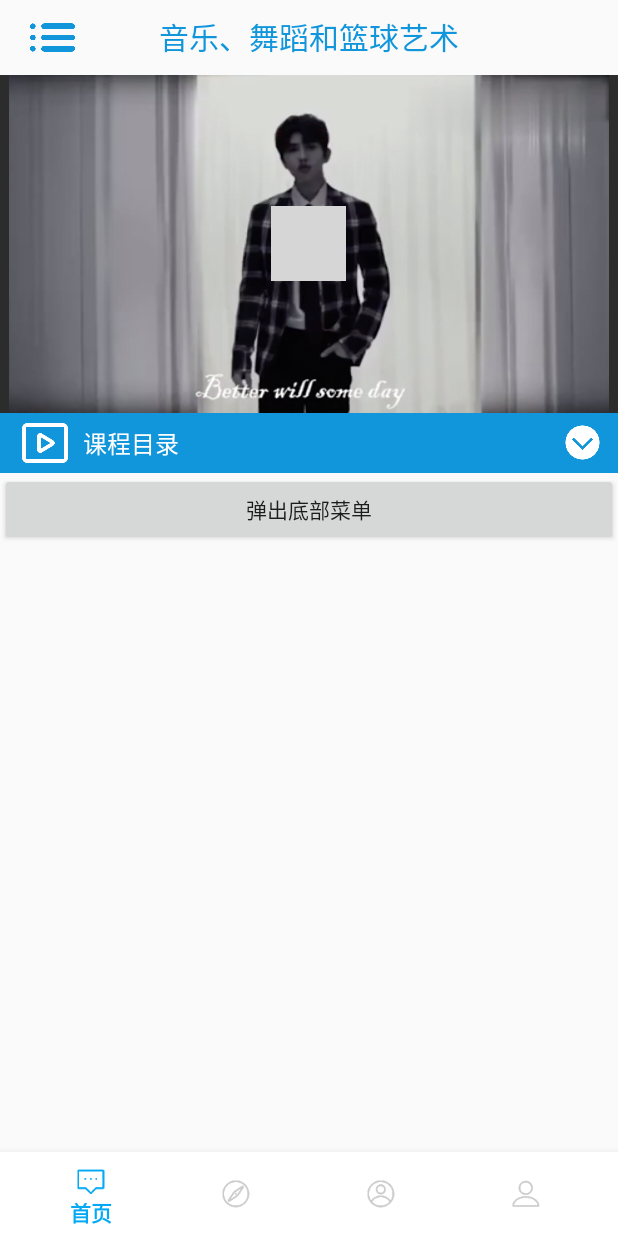
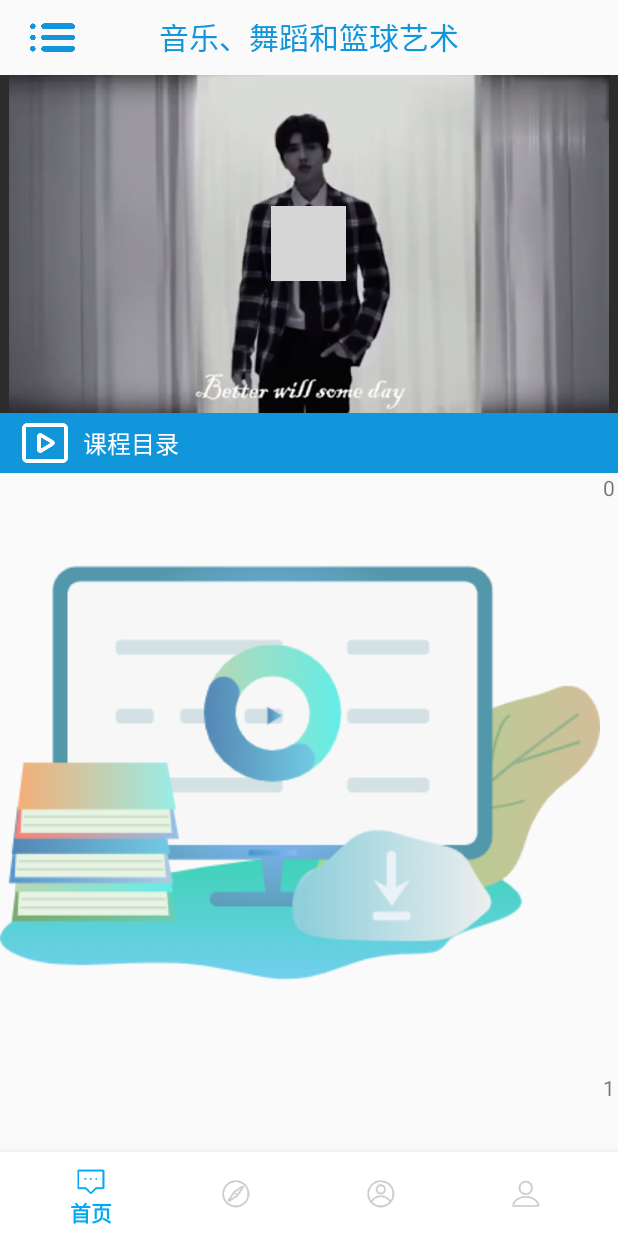
Before and after one commit to lovelinessmoe/Stydy_Android, an Android app: the fragment LearnFragment placed in its activity, on a phone screen of 412 x 824 dp. Run offline under Robolectric (Android 15) with nearby library versions, the phone set to English and light mode, and no system bars; libraries missing offline, so code that uses them is left out: com.bigkoo.convenientbanner; pictures from the network do not load; 8 statements that could not run were skipped; grey boxes are pictures that could not be loaded.

Commit message:
study1 course menu v2

```diff
--- /dev/null
+++ b/app/src/main/java/xyz/javaee/study/Adapter/LearnAdapter.java
@@ -0,0 +1,61 @@
+package xyz.javaee.study.Adapter;
+
+import android.content.Context;
+import android.view.LayoutInflater;
+import android.view.View;
+import android.view.ViewGroup;
+import android.widget.ImageView;
+import android.widget.TextView;
+
+import androidx.annotation.NonNull;
+import androidx.recyclerview.widget.RecyclerView;
+
+import java.util.List;
+
+import xyz.javaee.study.R;
+
+public class LearnAdapter extends RecyclerView.Adapter<LearnAdapter.ViewHolder> {
+
+    private Context context;
+    private int[] imgs;
+
+    public LearnAdapter() {
+    }
+
+    public LearnAdapter(Context context, int[] img) {
+        this.context = context;
+        this.imgs = img;
+    }
+
+    @NonNull
+    @Override
+    public LearnAdapter.ViewHolder onCreateViewHolder(@NonNull ViewGroup parent, int viewType) {
+        View view = LayoutInflater.from(parent.getContext()).inflate(R.layout.list_item_study,parent,false);
+        ViewHolder holder = new ViewHolder(view);
+        return holder;
+    }
+
+    @Override
+    public void onBindViewHolder(@NonNull LearnAdapter.ViewHolder holder, int position) {
+        holder.img.setImageResource(imgs[position]);
+        holder.name.setText(position+"");
+    }
+
+    @Override
+    public int getItemCount() {
+        return imgs.length;
+    }
+
+
+    static class ViewHolder extends RecyclerView.ViewHolder {
+        ImageView img;
+        TextView name;
+
+        public ViewHolder(View view) {
+            super(view);
+            img = (ImageView) view.findViewById(R.id.photo_item);
+            name = (TextView) view.findViewById(R.id.message_item);
+        }
+
+    }
+}
--- a/app/src/main/java/xyz/javaee/study/Fragment/LearnFragment.java
+++ b/app/src/main/java/xyz/javaee/study/Fragment/LearnFragment.java
@@ -11,6 +11,7 @@ import android.view.View;
 import android.view.ViewGroup;
 import android.view.WindowManager;
 import android.widget.Button;
+import android.widget.ImageButton;
 import android.widget.ImageView;
 import android.widget.PopupWindow;
 import android.widget.TextView;
@@ -25,6 +26,7 @@ import androidx.recyclerview.widget.RecyclerView;
 import java.util.ArrayList;
 import java.util.List;
 
+import xyz.javaee.study.Adapter.LearnAdapter;
 import xyz.javaee.study.R;
 
 public class LearnFragment extends Fragment {
@@ -32,8 +34,9 @@ public class LearnFragment extends Fragment {
     private View root;
     private RecyclerView rv_course;
     private List<Integer> Data;
+    private int[] img;
     private LearnAdapter learnAdapter;
-    private int [] img;
+
 
     //popwindow
     private LearnFragment context = null;
@@ -61,47 +64,12 @@ public class LearnFragment extends Fragment {
         };
     }
 
-    class LearnAdapter extends RecyclerView.Adapter<LearnAdapter.MyViewHolder> {
-        private final Context context;
-
-        public LearnAdapter(Context context) {
-            this.context = context;
-        }
-
-        @NonNull
-        @Override
-        public MyViewHolder onCreateViewHolder(@NonNull ViewGroup parent, int viewType) {
-            MyViewHolder holder = new MyViewHolder(LayoutInflater.from(context).inflate(R.layout.list_item_study,parent,false));
-            return holder;
-        }
-
-        @Override
-        public void onBindViewHolder(@NonNull MyViewHolder holder, int position) {
-            holder.tv.setText("测试"+Data.get(position).toString());
-            holder.iv.setImageResource(img[position]);
-        }
-
-        @Override
-        public int getItemCount() {
-            return 0;
-        }
-
-        class MyViewHolder extends RecyclerView.ViewHolder {
-            TextView tv;
-            ImageView iv;
-            public MyViewHolder(@NonNull View itemView) {
-                super(itemView);
-                tv = itemView.findViewById(R.id.photo_item);
-                iv = itemView.findViewById(R.id.message_item);
-            }
-        }
-    }
 
     View.OnClickListener popClick = new View.OnClickListener() {
         @Override
         public void onClick(View v) {
-            switch(v.getId()){
-                case R.id.pop_bottom_btn:{
+            switch (v.getId()) {
+                case R.id.catalogue: {
                     from = Location.BOTTOM.ordinal();
                     break;
                 }
@@ -113,7 +81,7 @@ public class LearnFragment extends Fragment {
         }
     };
 
-    class popupDismissListener implements PopupWindow.OnDismissListener{
+    class popupDismissListener implements PopupWindow.OnDismissListener {
 
         @Override
         public void onDismiss() {
@@ -122,14 +90,14 @@ public class LearnFragment extends Fragment {
 
     }
 
-    protected void initPopupWindow(){
+    protected void initPopupWindow() {
         View popupWindowView = getLayoutInflater().inflate(R.layout.study1pop, null);
         //内容，高度，宽度
-        if(Location.BOTTOM.ordinal() == from){
+        if (Location.BOTTOM.ordinal() == from) {
             popupWindow = new PopupWindow(popupWindowView, ViewGroup.LayoutParams.FILL_PARENT, ViewGroup.LayoutParams.WRAP_CONTENT, true);
         }
         //动画效果
-        if(Location.BOTTOM.ordinal() == from){
+        if (Location.BOTTOM.ordinal() == from) {
             popupWindow.setAnimationStyle(R.style.AnimationBottomFade);
         }
         //菜单背景色
@@ -140,8 +108,8 @@ public class LearnFragment extends Fragment {
         //高度
         //popupWindow.setHeight(LayoutParams.FILL_PARENT);
         //显示位置
-        if(Location.BOTTOM.ordinal() == from){
-            popupWindow.showAtLocation(getLayoutInflater().inflate(R.layout.fragment_learn, null), Gravity.BOTTOM|Gravity.CENTER_HORIZONTAL, 0, 0);
+        if (Location.BOTTOM.ordinal() == from) {
+            popupWindow.showAtLocation(getLayoutInflater().inflate(R.layout.fragment_learn, null), Gravity.BOTTOM | Gravity.CENTER_HORIZONTAL, 0, 0);
         }
         //设置背景半透明
         backgroundAlpha(0.5f);
@@ -162,9 +130,9 @@ public class LearnFragment extends Fragment {
             }
         });
 
-        Button open = (Button)popupWindowView.findViewById(R.id.open);
-        Button save = (Button)popupWindowView.findViewById(R.id.save);
-        Button close = (Button)popupWindowView.findViewById(R.id.close);
+        Button open = (Button) popupWindowView.findViewById(R.id.open);
+        Button save = (Button) popupWindowView.findViewById(R.id.save);
+        Button close = (Button) popupWindowView.findViewById(R.id.close);
 
 
         open.setOnClickListener(new View.OnClickListener() {
@@ -197,17 +165,17 @@ public class LearnFragment extends Fragment {
 
     /**
      * 设置添加屏幕的背景透明度
+     *
      * @param bgAlpha
      */
-    public void backgroundAlpha(float bgAlpha)
-    {
+    public void backgroundAlpha(float bgAlpha) {
         WindowManager.LayoutParams lp = getActivity().getWindow().getAttributes();
         lp.alpha = bgAlpha; //0.0-1.0
         getActivity().getWindow().setAttributes(lp);
     }
+
     /**
      * 菜单弹出方向
-     *
      */
     public enum Location {
 
@@ -225,7 +193,7 @@ public class LearnFragment extends Fragment {
         initData();
         rv_course = getActivity().findViewById(R.id.courseList);
         rv_course.setLayoutManager(new LinearLayoutManager(getActivity().getApplicationContext()));
-        learnAdapter = new LearnAdapter(getActivity().getApplicationContext());
+        learnAdapter = new LearnAdapter(getActivity().getApplicationContext(), img);
         rv_course.setAdapter(learnAdapter);
 
         //跳转视频播放页
@@ -238,8 +206,7 @@ public class LearnFragment extends Fragment {
 
         //popwindow
         context = this;
-        Button popBottomBtn = (Button)getActivity().findViewById(R.id.pop_bottom_btn);
-        popBottomBtn.setOnClickListener(popClick);
-
+        ImageView imgCatalogue = (ImageView) getActivity().findViewById(R.id.catalogue);
+        imgCatalogue.setOnClickListener(popClick);
     }
 }
--- a/app/src/main/res/layout/fragment_learn.xml
+++ b/app/src/main/res/layout/fragment_learn.xml
@@ -73,7 +73,7 @@
 
         <TextView
             android:id="@+id/groupName"
-            android:layout_width="300dp"
+            android:layout_width="wrap_content"
             android:layout_height="40dp"
             android:layout_gravity="center"
             android:layout_marginStart="5dp"
@@ -82,28 +82,11 @@
             android:textColor="@color/write"
             android:textSize="16sp" />
 
-        <ImageView
-            android:id="@+id/menuDrop"
-            android:layout_width="26dp"
-            android:layout_height="26dp"
-            android:layout_marginStart="20dp"
-            android:layout_gravity="center_vertical"
-            android:src="@drawable/study1open" />
-
     </LinearLayout>
-
-    <Button
-        android:id="@+id/pop_bottom_btn"
-        android:layout_width="fill_parent"
-        android:layout_height="wrap_content"
-        android:text="@string/pop_bottom"/>
 
     <androidx.recyclerview.widget.RecyclerView
         android:id="@+id/courseList"
         android:layout_width="match_parent"
-        android:layout_height="match_parent">
-    </androidx.recyclerview.widget.RecyclerView>
-
-
+        android:layout_height="match_parent"></androidx.recyclerview.widget.RecyclerView>
 
 </LinearLayout>
--- a/app/src/main/res/layout/list_item_study.xml
+++ b/app/src/main/res/layout/list_item_study.xml
@@ -10,7 +10,7 @@
     <TextView
         android:id="@+id/message_item"
         android:layout_width="match_parent"
-        android:layout_height="match_parent"
+        android:layout_height="wrap_content"
         android:gravity="center"
         android:text="1"
         />
```
Also changed, not shown: app/src/main/res/drawable/study1open.png (deleted).
